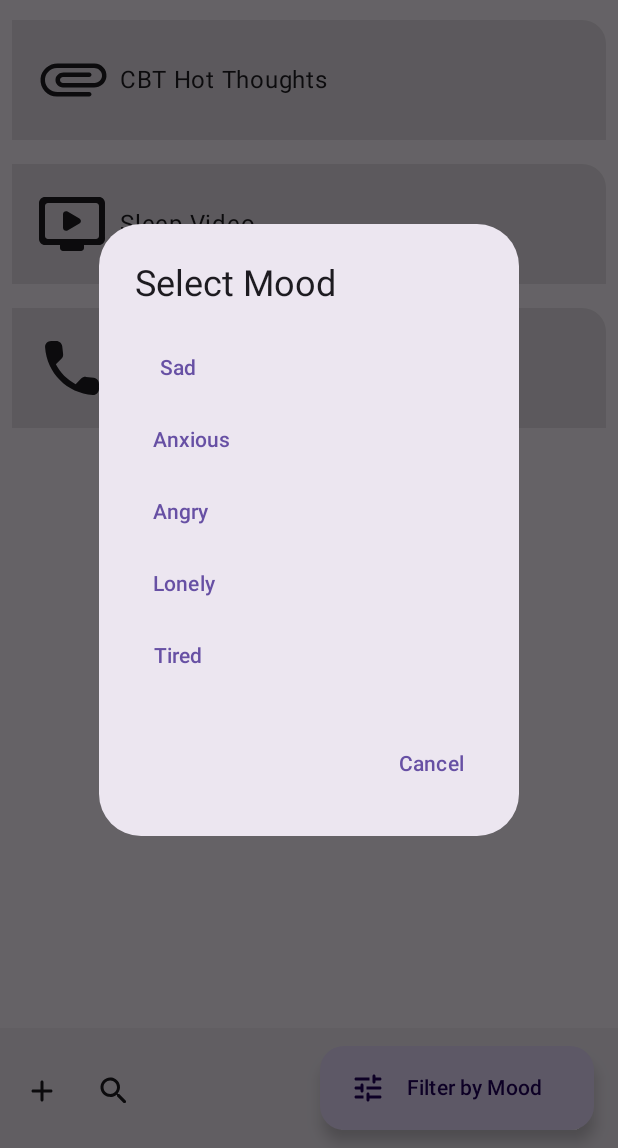
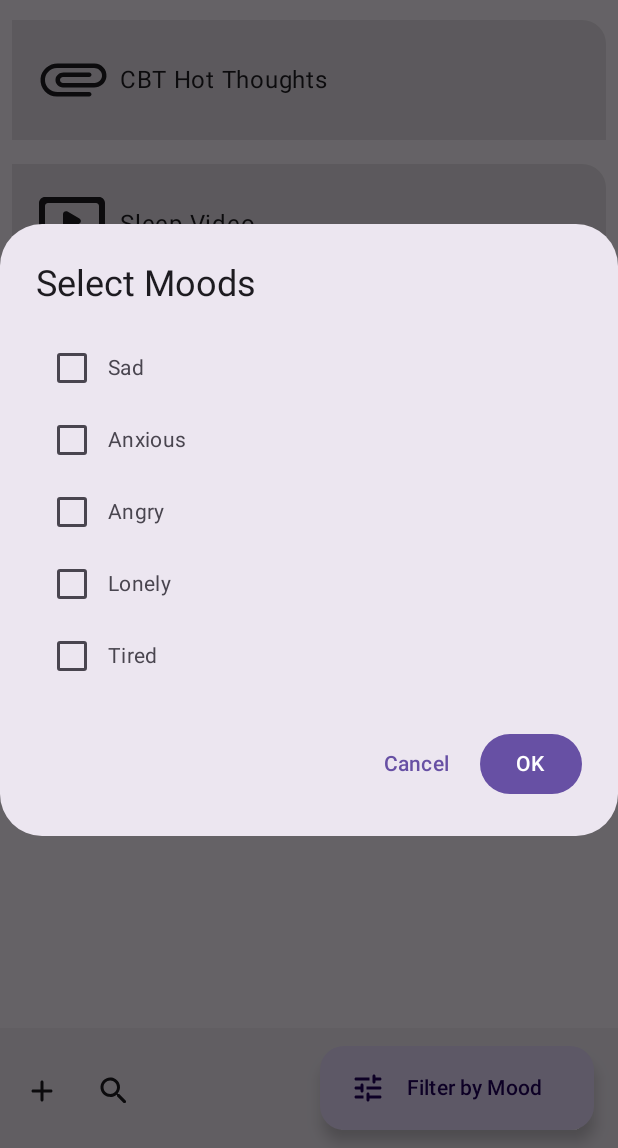
Before and after one commit to talitha1234/MindToolsApp, an Android app built with Jetpack Compose: the screen it shows after launch (MainActivity), after a tap on "CBT Hot Thoughts", on a phone screen of 412 x 824 dp, the part 88-1236 px from its top. Run offline under Robolectric (Android 15) with nearby library versions, the phone set to English and light mode, and no system bars; libraries missing offline, so code that uses them is left out: com.jakewharton.retrofit2.

Commit message:
Add pop-ups for check box selected on several pages

```diff
--- a/app/src/main/java/com/talithariddiford/mindtoolsapp/ui/ActivityToolsPage.kt
+++ b/app/src/main/java/com/talithariddiford/mindtoolsapp/ui/ActivityToolsPage.kt
@@ -35,6 +35,7 @@ import com.talithariddiford.mindtoolsapp.data.Mood
 import com.talithariddiford.mindtoolsapp.ui.theme.MindToolsAppTheme
 import com.talithariddiford.mindtoolsapp.viewmodel.ActivitiesViewModel
 import org.koin.androidx.compose.koinViewModel
+
 
 @SuppressLint("UnusedMaterial3ScaffoldPaddingParameter")
 @Composable
@@ -86,9 +87,7 @@ fun ActivityToolsPage(
 fun ActivityListScreen(
     modifier: Modifier = Modifier,
     previewActivities: List<Activity>? = null,
-    viewModel: ActivitiesViewModel,
-//    viewModel: ActivitiesViewModel = koinViewModel()
-
+    viewModel: ActivitiesViewModel
 ) {
     val ctx = LocalContext.current
     val uiState by viewModel.uiState.collectAsState()
@@ -98,54 +97,82 @@ fun ActivityListScreen(
         viewModel.loadActivities()
     }
 
-
-
     var pendingActivity by remember { mutableStateOf<Activity?>(null) }
+    var dialogVisible by remember { mutableStateOf(false) }
+    var selectedMoods by remember { mutableStateOf<Set<Mood>>(emptySet()) }
 
     // Show mood dialog if needed
-    if (viewModel.showMoodDialog.value && pendingActivity != null) {
+    if (dialogVisible && pendingActivity != null) {
         AlertDialog(
             onDismissRequest = {
-                viewModel.showMoodDialog.value = false
+                dialogVisible = false
                 pendingActivity = null
             },
-            title = { Text("Select Mood") },
+            title = { Text(stringResource(R.string.select_moods)) },
             text = {
                 Column {
                     Mood.entries.forEach { mood ->
-                        TextButton(onClick = {
-                            viewModel.confirmMoodAndLaunch(pendingActivity!!, ctx, mood)
-                            pendingActivity = null
-                        }) {
+                        Row(
+                            verticalAlignment = Alignment.CenterVertically,
+                            modifier = Modifier
+                                .fillMaxWidth()
+                                .clickable {
+                                    selectedMoods = selectedMoods.toMutableSet().also {
+                                        if (it.contains(mood)) it.remove(mood) else it.add(mood)
+                                    }
+                                }
+                        ) {
+                            Checkbox(
+                                checked = selectedMoods.contains(mood),
+                                onCheckedChange = {
+                                    selectedMoods = selectedMoods.toMutableSet().also { set ->
+                                        if (it) set.add(mood) else set.remove(mood)
+                                    }
+                                }
+                            )
                             Text(stringResource(mood.label))
                         }
                     }
                 }
             },
-            confirmButton = {},
+            confirmButton = {
+                Button(onClick = {
+                    if (pendingActivity != null) {
+                        viewModel.confirmMoodsAndLaunch(
+                            pendingActivity!!,
+                            ctx,
+                            selectedMoods
+                        )
+                    }
+                    dialogVisible = false
+                    pendingActivity = null
+                }) {
+                    Text(stringResource(R.string.ok))
+                }
+            },
             dismissButton = {
                 TextButton(onClick = {
-                    viewModel.showMoodDialog.value = false
+                    dialogVisible = false
                     pendingActivity = null
                 }) {
-                    Text("Cancel")
+                    Text(stringResource(R.string.cancel))
                 }
             }
         )
     }
 
-    // Show the activity list
     ActivityListUI(
         activities = activities,
         modifier = modifier,
         onActivityClick = {
-            viewModel.selectedMood = null
+            // Always open dialog for mood selection
             pendingActivity = it
-            viewModel.onActivitySelected(it, ctx)
+            dialogVisible = true
+            selectedMoods = viewModel.selectedMoods // Or emptySet() if you want to reset
         }
-
     )
 }
+
 
 
 
--- a/app/src/main/java/com/talithariddiford/mindtoolsapp/viewmodel/ActivitiesViewModel.kt
+++ b/app/src/main/java/com/talithariddiford/mindtoolsapp/viewmodel/ActivitiesViewModel.kt
@@ -1,24 +1,23 @@
 package com.talithariddiford.mindtoolsapp.viewmodel
 
-import androidx.lifecycle.viewmodel.compose.viewModel
 
 import android.content.Context
 import android.content.Intent
 import android.util.Log
 import android.widget.Toast
-import androidx.compose.runtime.Composable
+
 import androidx.compose.runtime.getValue
 import androidx.compose.runtime.mutableStateOf
 import androidx.compose.runtime.setValue
-import androidx.compose.ui.tooling.preview.Preview
+
 import androidx.core.net.toUri
 import androidx.lifecycle.ViewModel
 
 import com.talithariddiford.mindtoolsapp.data.ActivitiesRepository
-import com.talithariddiford.mindtoolsapp.data.ActivitiesRepositoryImpl
+
 import com.talithariddiford.mindtoolsapp.data.Activity
 import com.talithariddiford.mindtoolsapp.data.Mood
-import com.talithariddiford.mindtoolsapp.ui.ActivityToolsPage
+
 import kotlinx.coroutines.flow.MutableStateFlow
 import kotlinx.coroutines.flow.StateFlow
 import kotlinx.coroutines.flow.asStateFlow
@@ -29,7 +28,8 @@ class ActivitiesViewModel(
     private val _uiState = MutableStateFlow(ActivitiesUiState())
     val uiState: StateFlow<ActivitiesUiState> = _uiState.asStateFlow()
 
-    var selectedMood by mutableStateOf<Mood?>(null)
+    var selectedMoods by mutableStateOf<Set<Mood>>(emptySet())
+
     var showMoodDialog = mutableStateOf(false)
 
     fun loadActivities() {
@@ -38,10 +38,11 @@ class ActivitiesViewModel(
     }
 
     fun onActivitySelected(activity: Activity, context: Context) {
-        if (selectedMood == null) {
+        if (selectedMoods.isEmpty()) {
             showMoodDialog.value = true
             return
         }
+
 
         val uri = activity.mindToolResource.toUri()
         val intent = when {
@@ -62,11 +63,12 @@ class ActivitiesViewModel(
         intent?.let { context.startActivity(it) }
     }
 
-    fun confirmMoodAndLaunch(activity: Activity, context: Context, mood: Mood) {
-        selectedMood = mood
+    fun confirmMoodsAndLaunch(activity: Activity, context: Context, moods: Set<Mood>) {
+        selectedMoods = moods
         showMoodDialog.value = false
         onActivitySelected(activity, context)
     }
+
 
     fun addActivity(activity: Activity) {
         activityRepository.addActivity(activity)
--- a/app/src/main/res/values/strings.xml
+++ b/app/src/main/res/values/strings.xml
@@ -32,6 +32,12 @@
     <string name="video_title">Video Title</string>
     <string name="enter_video_details">Enter Video Details</string>
     <string name="invalid_url">Please enter a valid URL</string>
+    <string name="selected">Selected</string>
+    <string name="not_selected">Not selected</string>
+    <string name="select_moods">Select Moods</string>
+    <string name="ok">OK</string>
+    <string name="cancel">Cancel</string>
+
 
 
 </resources>
```
Also changed, not shown: app/src/main/java/com/talithariddiford/mindtoolsapp/ui/ActivityTypePage.kt (+20 -14 lines), app/src/main/java/com/talithariddiford/mindtoolsapp/ui/FilterByMoodPage.kt (+66 -8 lines), app/src/main/java/com/talithariddiford/mindtoolsapp/ui/LinkVideoCreationPage.kt (+25 -3 lines), app/src/main/java/com/talithariddiford/mindtoolsapp/ui/PhoneCallCreationPage.kt (+20 -1 lines), app/src/main/java/com/talithariddiford/mindtoolsapp/viewmodel/LinkVideoCreationViewModel.kt (+7 -9 lines).
